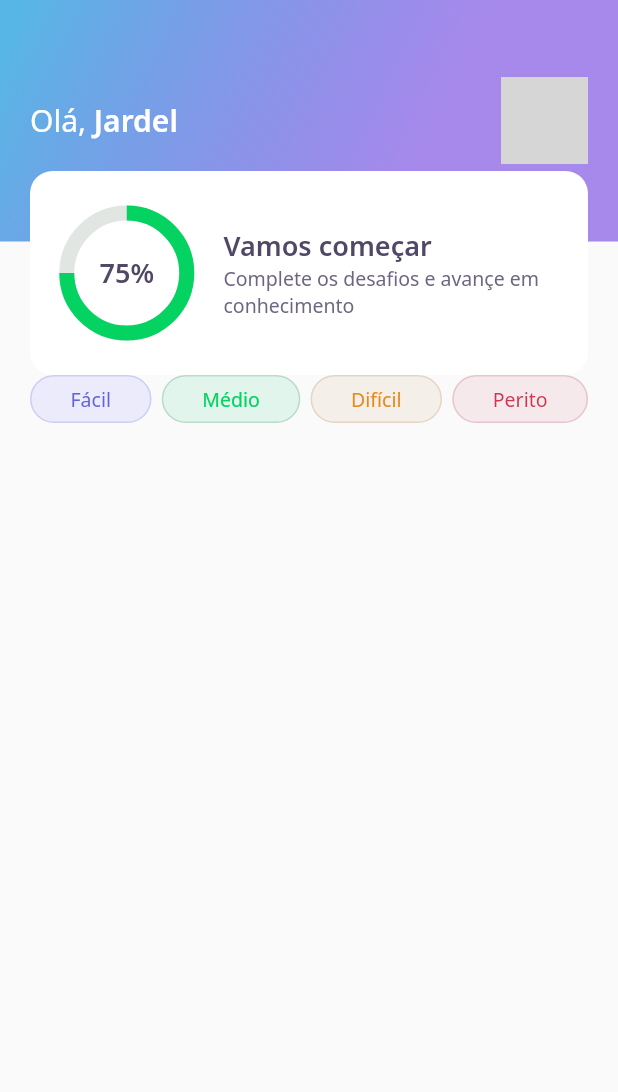
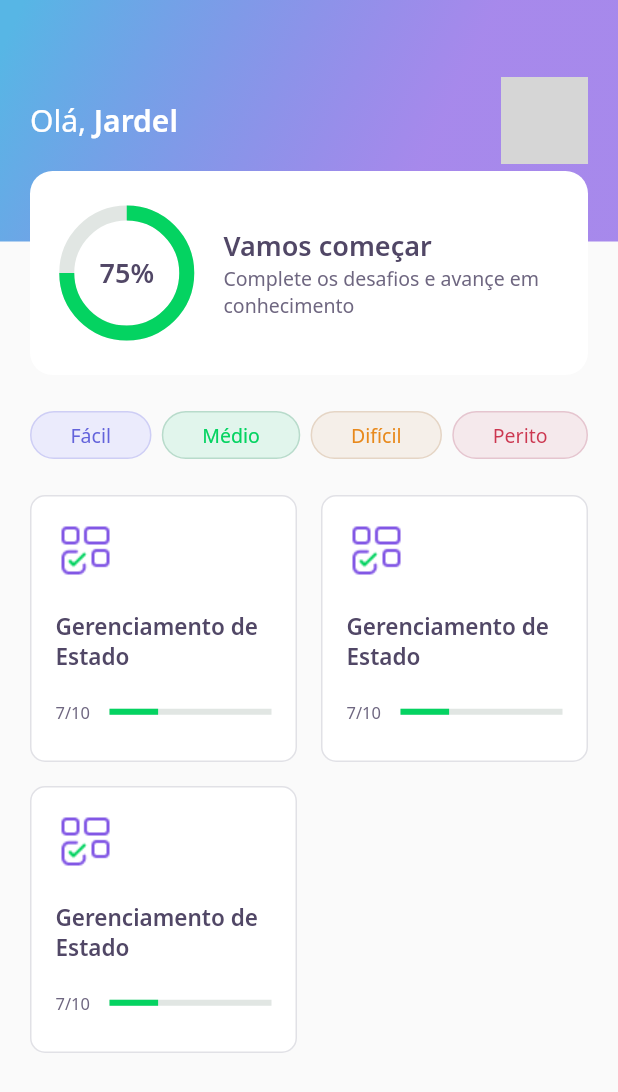
Before and after one commit to j-rdel/nlw05-devquiz, a Flutter app: the screen it shows after launch, on a phone screen of 412 x 824 dp. Shown: the top 1092 px of the screen. Run offline on Flutter 3.47's test engine with Material 2 defaults, Android fonts, the phone set to English and light mode, and no system bars; our stand-ins replace google_fonts; network calls fail; grey boxes are pictures that could not be loaded.

Commit message:
Criando widget quiz_card

```diff
--- a/lib/home/home_page.dart
+++ b/lib/home/home_page.dart
@@ -1,5 +1,6 @@
 import 'package:DevQuiz/home/widgets/appbar/app_bar_widget.dart';
 import 'package:DevQuiz/home/widgets/level_button/level_button_widget.dart';
+import 'package:DevQuiz/home/widgets/quiz_card/quiz_card_widget.dart';
 import 'package:flutter/material.dart';
 
 class HomePage extends StatefulWidget {
@@ -16,13 +17,31 @@
       appBar: AppBarWidget(),
       body: Padding(
         padding: const EdgeInsets.symmetric(horizontal: 20),
-        child: Row(
-          mainAxisAlignment: MainAxisAlignment.spaceBetween,
+        child: Column(
           children: [
-            LevelButtonWidget(label: 'Fácil'),
-            LevelButtonWidget(label: 'Médio'),
-            LevelButtonWidget(label: 'Difícil'),
-            LevelButtonWidget(label: 'Perito')
+            SizedBox(height: 24),
+            Row(
+              mainAxisAlignment: MainAxisAlignment.spaceBetween,
+              children: [
+                LevelButtonWidget(label: 'Fácil'),
+                LevelButtonWidget(label: 'Médio'),
+                LevelButtonWidget(label: 'Difícil'),
+                LevelButtonWidget(label: 'Perito')
+              ],
+            ),
+            SizedBox(height: 24),
+            Expanded(
+              child: GridView.count(
+                crossAxisSpacing: 16,
+                mainAxisSpacing: 16,
+                crossAxisCount: 2,
+                children: [
+                  QuizCardWidget(),
+                  QuizCardWidget(),
+                  QuizCardWidget()
+                ],
+              ),
+            )
           ],
         ),
       ),
--- /dev/null
+++ b/lib/home/widgets/quiz_card/quiz_card_widget.dart
@@ -0,0 +1,45 @@
+import 'package:DevQuiz/core/app_colors.dart';
+import 'package:DevQuiz/core/app_images.dart';
+import 'package:DevQuiz/core/app_text_styles.dart';
+import 'package:flutter/material.dart';
+
+class QuizCardWidget extends StatelessWidget {
+  const QuizCardWidget({Key? key}) : super(key: key);
+
+  @override
+  Widget build(BuildContext context) {
+    return Container(
+      padding: EdgeInsets.all(16),
+      decoration: BoxDecoration(
+          border: Border.fromBorderSide(BorderSide(color: AppColors.border)),
+          color: AppColors.white,
+          borderRadius: BorderRadius.circular(10)),
+      child: Column(
+        crossAxisAlignment: CrossAxisAlignment.start,
+        children: [
+          Container(
+              height: 40, width: 40, child: Image.asset(AppImages.blocks)),
+          SizedBox(height: 20),
+          Text("Gerenciamento de Estado", style: AppTextStyles.heading15),
+          SizedBox(height: 20),
+          Row(
+            children: [
+              Expanded(
+                flex: 1,
+                child: Text("7/10", style: AppTextStyles.body11),
+              ),
+              Expanded(
+                flex: 3,
+                child: LinearProgressIndicator(
+                    value: 0.3,
+                    backgroundColor: AppColors.chartSecondary,
+                    valueColor:
+                        AlwaysStoppedAnimation<Color>(AppColors.chartPrimary)),
+              )
+            ],
+          )
+        ],
+      ),
+    );
+  }
+}
```
